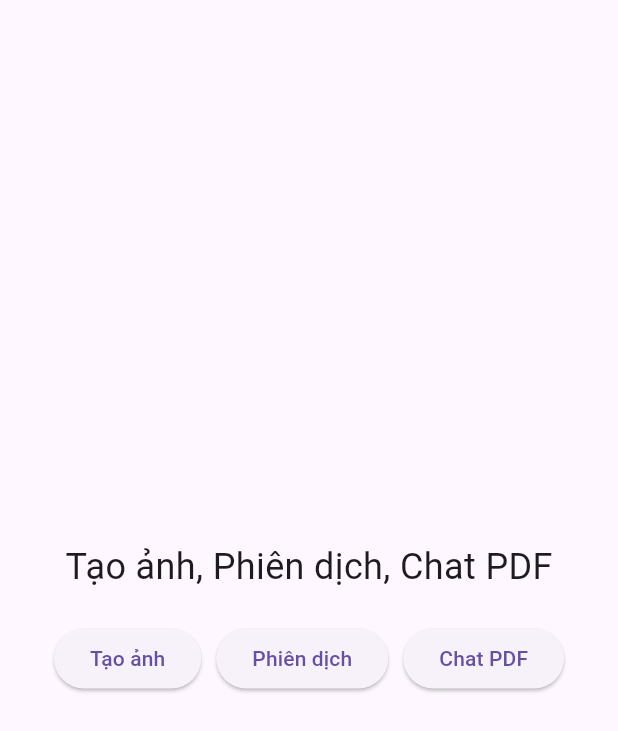
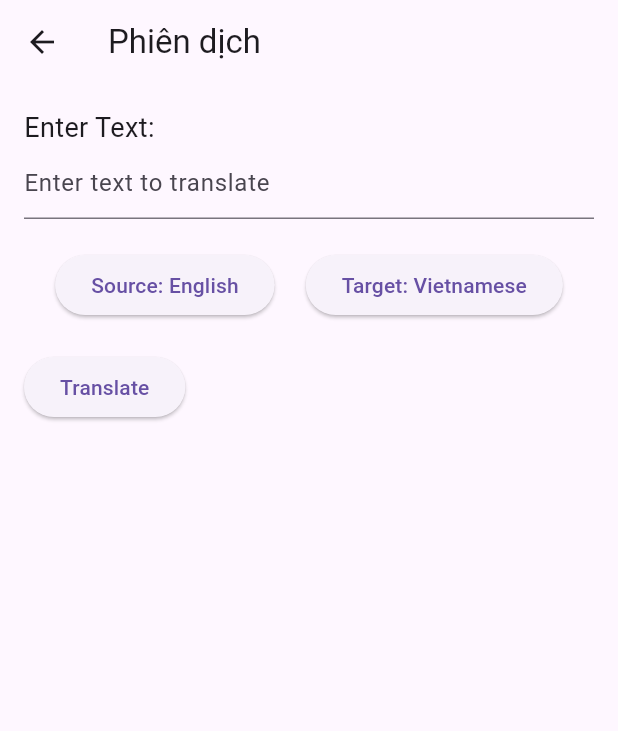
Before and after one commit to chaukietck25/Knowledge-based-BOT, a Flutter app: the screen it shows after launch, after a tap on "Phiên dịch", on a phone screen of 412 x 824 dp. Shown: the top 731 px of the screen. Run offline on Flutter 3.47's test engine with Material 3 defaults, Android fonts, the phone set to English and light mode, and no system bars; our stand-ins replace file_picker, image_picker.

Commit message:
update chatpdf_trans_create_img_screen.dart

```diff
--- a/lib/views/chatpdf_trans_createimg_screen.dart
+++ b/lib/views/chatpdf_trans_createimg_screen.dart
@@ -1,8 +1,13 @@
-// view/chatpdf_trans_createimg_screen.dart
+// views/chatpdf_trans_createimg_screen.dart
 import 'package:flutter/material.dart';
+import 'create_image_screen.dart';
+import 'translation_screen.dart';
+import 'chat_pdf_screen.dart';
 
 class ChatPdfTransCreateImgScreen extends StatelessWidget {
   const ChatPdfTransCreateImgScreen({super.key});
+
+  get gt => null;
 
   @override
   Widget build(BuildContext context) {
@@ -10,9 +15,9 @@ class ChatPdfTransCreateImgScreen extends StatelessWidget {
       body: SafeArea(
         child: Center(
           child: Column(
-            mainAxisAlignment: MainAxisAlignment.center,
+            mainAxisAlignment: MainAxisAlignment.start,
             crossAxisAlignment: CrossAxisAlignment.center,
-            children: <Widget>[
+            children: [
               const Text(
                 'Tạo ảnh, Phiên dịch, Chat PDF',
                 style: TextStyle(fontSize: 24),
@@ -21,24 +26,33 @@ class ChatPdfTransCreateImgScreen extends StatelessWidget {
               Row(
                 mainAxisAlignment: MainAxisAlignment.center,
                 crossAxisAlignment: CrossAxisAlignment.center,
-                children: <Widget>[
+                children: [
                   ElevatedButton(
                     onPressed: () {
-                      // Hành động khi nhấn nút Tạo ảnh
+                      Navigator.push(
+                        context,
+                        MaterialPageRoute(builder: (context) => const CreateImageScreen()),
+                      );
                     },
                     child: const Text('Tạo ảnh'),
                   ),
                   const SizedBox(width: 10), // Khoảng cách giữa các nút
                   ElevatedButton(
                     onPressed: () {
-                      // Hành động khi nhấn nút Phiên dịch
+                      Navigator.push(
+                        context,
+                        MaterialPageRoute(builder: (context) => const TranslationScreen()),
+                      );
                     },
                     child: const Text('Phiên dịch'),
                   ),
                   const SizedBox(width: 10), // Khoảng cách giữa các nút
                   ElevatedButton(
                     onPressed: () {
-                      // Hành động khi nhấn nút Chat PDF
+                      Navigator.push(
+                        context,
+                        MaterialPageRoute(builder: (context) => const ChatPdfScreen()),
+                      );
                     },
                     child: const Text('Chat PDF'),
                   ),
--- /dev/null
+++ b/lib/views/translation_screen.dart
@@ -0,0 +1,95 @@
+import 'package:flutter/material.dart';
+
+class TranslationScreen extends StatefulWidget {
+  const TranslationScreen({super.key});
+
+  @override
+  _TranslationScreenState createState() => _TranslationScreenState();
+}
+
+class _TranslationScreenState extends State<TranslationScreen> {
+  final TextEditingController _textController = TextEditingController();
+  String _sourceLanguage = 'English';
+  String _targetLanguage = 'Vietnamese';
+  String _translatedText = '';
+
+  void _translateText() {
+    // Implement the logic to translate the text
+    final String text = _textController.text;
+    if (text.isNotEmpty) {
+      // Perform the translation logic here
+      setState(() {
+        _translatedText = 'Translated text: $text'; // Placeholder translation
+      });
+    } else {
+      ScaffoldMessenger.of(context).showSnackBar(
+        const SnackBar(content: Text('Please enter text to translate')),
+      );
+    }
+  }
+
+  void _selectSourceLanguage() {
+    // Implement the logic to select the source language
+    setState(() {
+      _sourceLanguage = 'Selected Source Language'; // Placeholder selection
+    });
+  }
+
+  void _selectTargetLanguage() {
+    // Implement the logic to select the target language
+    setState(() {
+      _targetLanguage = 'Selected Target Language'; // Placeholder selection
+    });
+  }
+
+  @override
+  Widget build(BuildContext context) {
+    return Scaffold(
+      appBar: AppBar(
+        title: const Text('Phiên dịch'),
+      ),
+      body: Padding(
+        padding: const EdgeInsets.all(16.0),
+        child: Column(
+          crossAxisAlignment: CrossAxisAlignment.start,
+          children: [
+            const Text(
+              'Enter Text:',
+              style: TextStyle(fontSize: 18),
+            ),
+            TextField(
+              controller: _textController,
+              decoration: const InputDecoration(
+                hintText: 'Enter text to translate',
+              ),
+            ),
+            const SizedBox(height: 20),
+            Row(
+              mainAxisAlignment: MainAxisAlignment.spaceEvenly,
+              children: [
+                ElevatedButton(
+                  onPressed: _selectSourceLanguage,
+                  child: Text('Source: $_sourceLanguage'),
+                ),
+                ElevatedButton(
+                  onPressed: _selectTargetLanguage,
+                  child: Text('Target: $_targetLanguage'),
+                ),
+              ],
+            ),
+            const SizedBox(height: 20),
+            ElevatedButton(
+              onPressed: _translateText,
+              child: const Text('Translate'),
+            ),
+            const SizedBox(height: 20),
+            Text(
+              _translatedText,
+              style: const TextStyle(fontSize: 18),
+            ),
+          ],
+        ),
+      ),
+    );
+  }
+}
--- a/pubspec.yaml
+++ b/pubspec.yaml
@@ -37,6 +37,8 @@ dependencies:
   # The following adds the Cupertino Icons font to your application.
   # Use with the CupertinoIcons class for iOS style icons.
   cupertino_icons: ^1.0.8
+  image_picker: ^1.1.2
+  file_picker: ^8.1.3
 
 dev_dependencies:
   flutter_test:
```
Also changed, not shown: lib/views/chat_pdf_screen.dart (added, +94 -0 lines), lib/views/create_image_screen.dart (added, +86 -0 lines), pubspec.lock, 5 other files.
